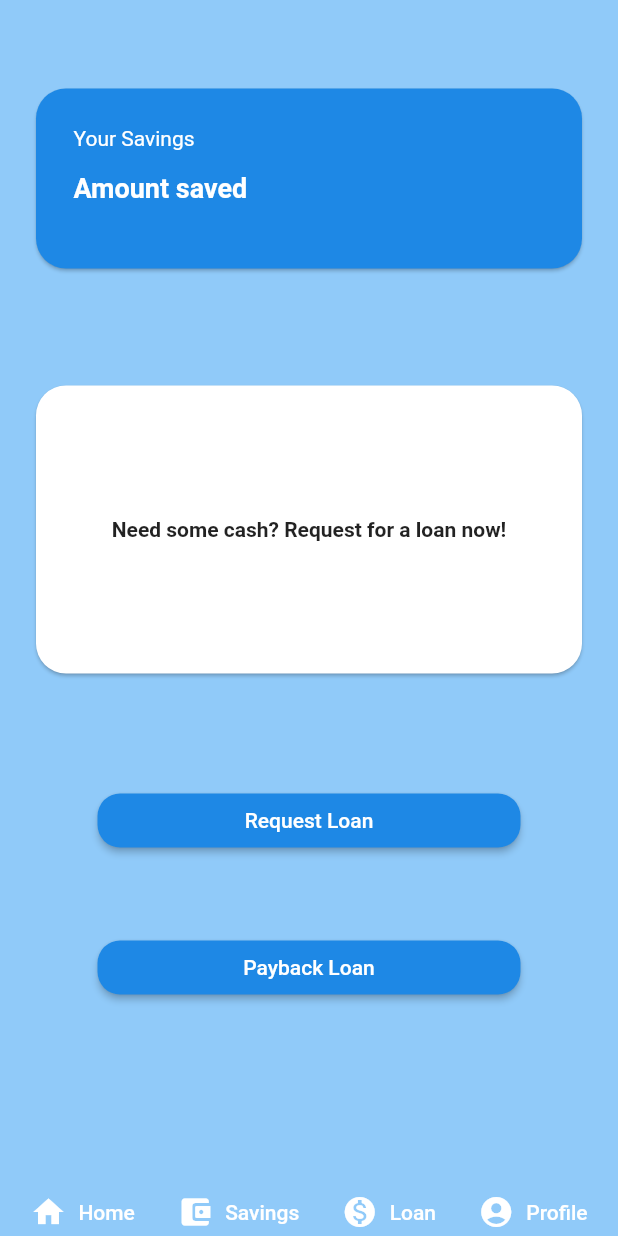
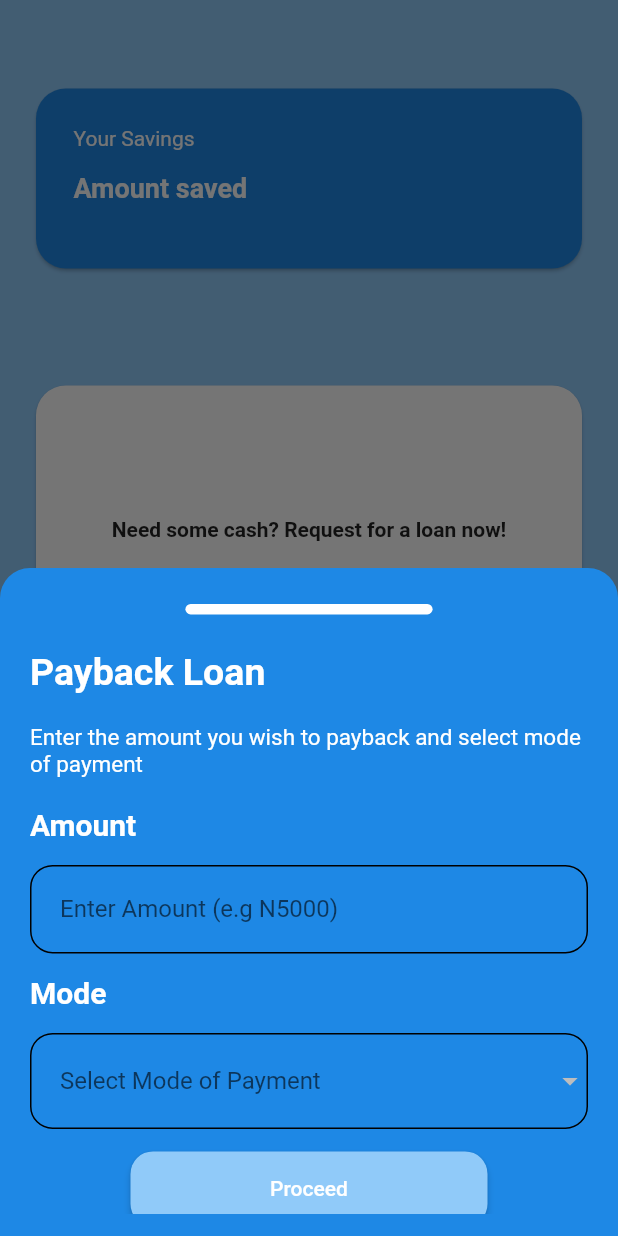
Before and after one commit to sonysn/salotech, a Flutter app: the LoanPage screen opened directly, after a tap on "Payback Loan", on a phone screen of 412 x 824 dp. Run offline on Flutter 3.47's test engine with Material 2 defaults, Android fonts, the phone set to English and light mode, and no system bars.

Commit message:
Added the First, the payback loan bottom pop up page

```diff
--- /dev/null
+++ b/lib/Widgets/payback_loan_popup.dart
@@ -0,0 +1,161 @@
+import 'package:flutter/material.dart';
+
+class PayBackLoanPopUp extends StatefulWidget {
+  const PayBackLoanPopUp({Key? key}) : super(key: key);
+
+  @override
+  State<PayBackLoanPopUp> createState() => _PayBackLoanPopUpState();
+}
+
+class _PayBackLoanPopUpState extends State<PayBackLoanPopUp> {
+  @override
+  Widget build(BuildContext context) {
+    return Padding(
+      padding: MediaQuery.of(context).viewInsets,
+      child: Container(
+        height: MediaQuery.of(context).size.height / 1.85,
+        padding: const EdgeInsets.only(
+            bottom: 15,
+            left: 20,
+            right: 20,
+            top: 20),
+        child: ListView(
+          children: [
+            Column(
+              crossAxisAlignment:
+              CrossAxisAlignment.start,
+              children: [
+                Center(
+                    child: Card(
+                      elevation: 0,
+                      color: Colors.white,
+                      child: SizedBox(
+                        height: 7,
+                        width: MediaQuery.of(context)
+                            .size
+                            .width /
+                            2.5,
+                      ),
+                    )),
+                Container(
+                    margin: const EdgeInsets.only(
+                        bottom: 20, top: 20),
+                    child: const Text(
+                      'Payback Loan',
+                      style: TextStyle(
+                          color: Colors.white,
+                          fontSize: 25,
+                          fontWeight: FontWeight.bold),
+                    )),
+                Container(
+                  margin:
+                  const EdgeInsets.only(bottom: 20),
+                  child: const Text(
+                    'Enter the amount you wish to payback and select mode of payment',
+                    style: TextStyle(
+                        color: Colors.white,
+                        fontSize: 15,
+                        fontWeight: FontWeight.w400),
+                  ),
+                ),
+                const Text(
+                  'Amount',
+                  style: TextStyle(
+                      color: Colors.white,
+                      fontSize: 20,
+                      fontWeight: FontWeight.bold),
+                ),
+                Container(
+                  margin: const EdgeInsets.symmetric(
+                      vertical: 15),
+                  child: const TextField(
+                    //controller: phoneNumber,
+                    cursorColor: Colors.white,
+                    keyboardType: TextInputType.number,
+                    decoration: InputDecoration(
+                        hintText:
+                        'Enter Amount (e.g N5000)',
+                        contentPadding:
+                        EdgeInsets.all(20),
+                        enabledBorder:
+                        OutlineInputBorder(
+                          borderRadius:
+                          BorderRadius.all(
+                              Radius.circular(15)),
+                          borderSide: BorderSide(
+                              color: Colors.black),
+                        ),
+                        focusedBorder:
+                        OutlineInputBorder(
+                          borderRadius:
+                          BorderRadius.all(
+                              Radius.circular(15)),
+                          borderSide: BorderSide(
+                              color: Colors.white),
+                        )),
+                  ),
+                ),
+                const Text(
+                  'Mode',
+                  style: TextStyle(
+                      color: Colors.white,
+                      fontSize: 20,
+                      fontWeight: FontWeight.bold),
+                ),
+                Container(
+                  margin: const EdgeInsets.symmetric(
+                      vertical: 15),
+                  child: DropdownButtonFormField(
+                    items: List.empty(),
+                    decoration: const InputDecoration(
+                        hintText:
+                        'Select Mode of Payment',
+                        contentPadding:
+                        EdgeInsets.all(20),
+                        enabledBorder:
+                        OutlineInputBorder(
+                          borderRadius:
+                          BorderRadius.all(
+                              Radius.circular(15)),
+                          borderSide: BorderSide(
+                              color: Colors.black),
+                        ),
+                        focusedBorder:
+                        OutlineInputBorder(
+                          borderRadius:
+                          BorderRadius.all(
+                              Radius.circular(15)),
+                          borderSide: BorderSide(
+                              color: Colors.white),
+                        )),
+                  ),
+                ),
+                Center(
+                  child: ElevatedButton(
+                      onPressed: () {},
+                      child: SizedBox(
+                        height: 50,
+                        width: MediaQuery.of(context).size.width / 2,
+                        child: const Center(
+                            child: Text('Proceed')),
+                      ),
+                      style: ElevatedButton.styleFrom(
+                          primary: Colors.blue[200],
+                          shape:
+                          const RoundedRectangleBorder(
+                            borderRadius:
+                            BorderRadius.vertical(
+                              top: Radius.circular(15),
+                              bottom:
+                              Radius.circular(15),
+                            ),
+                          ))),
+                )
+              ],
+            ),
+          ],
+        ),
+      ),
+    );
+  }
+}
--- a/lib/Widgets/savings_card.dart
+++ b/lib/Widgets/savings_card.dart
@@ -16,7 +16,7 @@ class _SavingsCardState extends State<SavingsCard> {
         color: Colors.blue[600],
         child: SizedBox(
             height: 120,
-            width: 400,
+            width: MediaQuery.of(context).size.width,
             child: Container(
                 margin: const EdgeInsets.all(25),
                 child: Column(
--- a/lib/screens/loanpage.dart
+++ b/lib/screens/loanpage.dart
@@ -1,5 +1,7 @@
+import 'package:flutter/cupertino.dart';
 import 'package:flutter/material.dart';
 import 'package:salotech/Widgets/custom_bottom_navigation.dart';
+import 'package:salotech/Widgets/payback_loan_popup.dart';
 import 'package:salotech/Widgets/savings_card.dart';
 
 class LoanPage extends StatefulWidget {
@@ -27,10 +29,10 @@ class _LoanPageState extends State<LoanPage> {
                   child: Column(
                     mainAxisAlignment: MainAxisAlignment.spaceEvenly,
                     children: [
-                      const SizedBox(
+                      SizedBox(
                         height: 200,
-                        width: 400,
-                        child: Card(
+                        width: MediaQuery.of(context).size.width,
+                        child: const Card(
                             child: Padding(
                               padding: EdgeInsets.all(8.0),
                               child: Center(
@@ -50,9 +52,9 @@ class _LoanPageState extends State<LoanPage> {
                       ),
                       ElevatedButton(
                           onPressed: () {},
-                          child: const SizedBox(
-                              width: 250,
-                              child: Center(child: Text('Request Loan'))),
+                          child: SizedBox(
+                              width: MediaQuery.of(context).size.width / 1.7,
+                              child: const Center(child: Text('Request Loan'))),
                           style: ElevatedButton.styleFrom(
                               primary: Colors.blue[600],
                               shape: const RoundedRectangleBorder(
@@ -65,10 +67,26 @@ class _LoanPageState extends State<LoanPage> {
                         height: 50,
                       ),
                       ElevatedButton(
-                          onPressed: () {},
-                          child: const SizedBox(
-                              width: 250,
-                              child: Center(child: Text('Payback Loan'))),
+                          onPressed: () {
+                            setState(() {
+                              showModalBottomSheet(
+                                //Modal bottom sheet controls the menu that shows up from the bottom of the screen
+                                isScrollControlled: true,
+                                backgroundColor: Colors.blue[600],
+                                context: context,
+                                builder: (context) {
+                                  return const PayBackLoanPopUp();
+                                },
+                                shape: const RoundedRectangleBorder(
+                                    borderRadius: BorderRadius.vertical(
+                                      top: Radius.circular(20),
+                                    )),
+                              );
+                            });
+                          },
+                          child: SizedBox(
+                              width: MediaQuery.of(context).size.width / 1.7,
+                              child: const Center(child: Text('Payback Loan'))),
                           style: ElevatedButton.styleFrom(
                               primary: Colors.blue[600],
                               shape: const RoundedRectangleBorder(
@@ -83,7 +101,7 @@ class _LoanPageState extends State<LoanPage> {
               ],
             ),
           ),
-          CustomBottomNav(115)
+          CustomBottomNav(115),
         ],
       ),
     );
```
Also changed, not shown: 1 other file.
